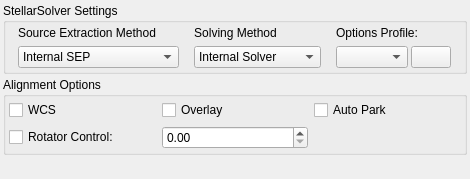
Before: the Qt Designer form kstars/ekos/align/opsalign.ui in KDE/kstars, drawn with Qt 5.
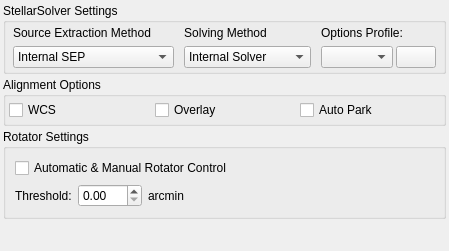
After: the same form once the commit is applied.

Commit message: Make rotator settings more prominent

What changed in the file:
```diff
--- a/kstars/ekos/align/opsalign.ui
+++ b/kstars/ekos/align/opsalign.ui
@@ -6,8 +6,8 @@
    <rect>
     <x>0</x>
     <y>0</y>
-    <width>470</width>
-    <height>179</height>
+    <width>449</width>
+    <height>251</height>
    </rect>
   </property>
   <layout class="QVBoxLayout" name="verticalLayout">
@@ -248,20 +248,66 @@
         </property>
        </widget>
       </item>
+     </layout>
+    </widget>
+   </item>
+   <item>
+    <widget class="QGroupBox" name="groupBox">
+     <property name="title">
+      <string>Rotator Settings</string>
+     </property>
+     <layout class="QGridLayout" name="gridLayout">
       <item row="1" column="0">
+       <layout class="QHBoxLayout" name="horizontalLayout">
+        <item>
+         <widget class="QLabel" name="label">
+          <property name="text">
+           <string>Threshold:</string>
+          </property>
+         </widget>
+        </item>
+        <item>
+         <widget class="QDoubleSpinBox" name="kcfg_AstrometryRotatorThreshold">
+          <property name="toolTip">
+           <string>&lt;html&gt;&lt;head/&gt;&lt;body&gt;&lt;p&gt;Rotator threshold in arc-minutes when using Load &amp;amp; Slew. If the difference between measured position angle and FITS position angle is below this value, the Load &amp;amp; Slew operation is considered successful.&lt;/p&gt;&lt;/body&gt;&lt;/html&gt;</string>
+          </property>
+          <property name="maximum">
+           <double>120.000000000000000</double>
+          </property>
+          <property name="singleStep">
+           <double>10.000000000000000</double>
+          </property>
+         </widget>
+        </item>
+        <item>
+         <widget class="QLabel" name="label_2">
+          <property name="text">
+           <string>arcmin</string>
+          </property>
+         </widget>
+        </item>
+        <item>
+         <spacer name="horizontalSpacer">
+          <property name="orientation">
+           <enum>Qt::Horizontal</enum>
+          </property>
+          <property name="sizeHint" stdset="0">
+           <size>
+            <width>40</width>
+            <height>20</height>
+           </size>
+          </property>
+         </spacer>
+        </item>
+       </layout>
+      </item>
+      <item row="0" column="0">
        <widget class="QCheckBox" name="kcfg_AstrometryUseRotator">
         <property name="toolTip">
          <string>&lt;html&gt;&lt;head/&gt;&lt;body&gt;&lt;p&gt;Use automatic or manual rotation control when using Load &amp;amp; Slew. For automatic control, the rotator is commanded to rotate to match the desired position angle. For manual control, the user is asked to manually rotate the camera until the desired position angle is reached.&lt;/p&gt;&lt;/body&gt;&lt;/html&gt;</string>
         </property>
         <property name="text">
-         <string>Rotator Control:</string>
-        </property>
-       </widget>
-      </item>
-      <item row="1" column="1">
-       <widget class="QDoubleSpinBox" name="kcfg_AstrometryRotatorThreshold">
-        <property name="toolTip">
-         <string>&lt;html&gt;&lt;head/&gt;&lt;body&gt;&lt;p&gt;Rotator threshold in arc-minutes when using Load &amp;amp; Slew. If the difference between measured position angle and FITS position angle is below this value, the Load &amp;amp; Slew operation is considered successful.&lt;/p&gt;&lt;/body&gt;&lt;/html&gt;</string>
+         <string>Automatic &amp;&amp; Manual Rotator Control</string>
         </property>
        </widget>
       </item>
@@ -276,7 +322,7 @@
      <property name="sizeHint" stdset="0">
       <size>
        <width>20</width>
-       <height>3</height>
+       <height>40</height>
       </size>
      </property>
     </spacer>
```
Left out of the diff: 24 changed lines with no effect on the pictures. The commit also changes 2 other files.
